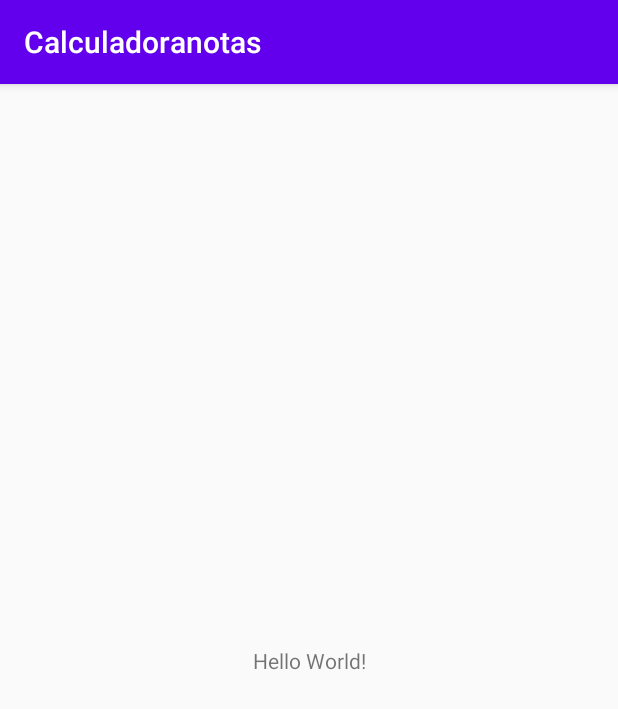
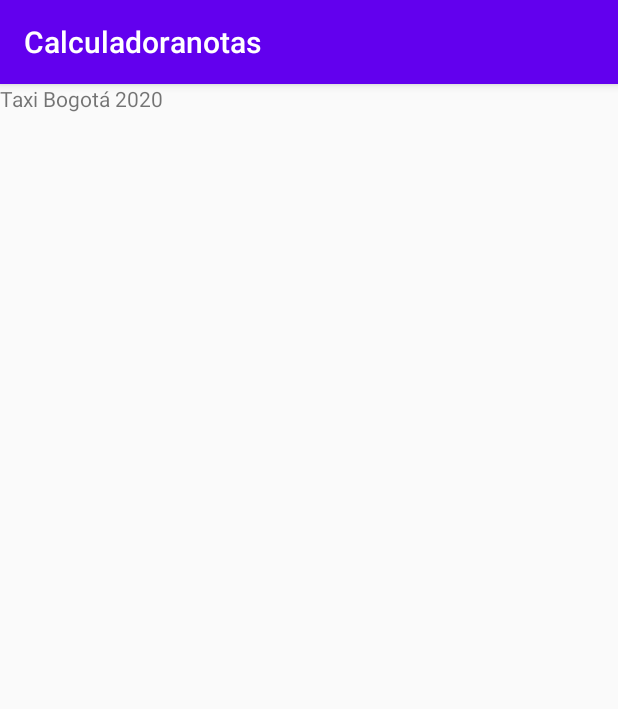
Before and after one commit to Lleoz/Calculadoranotas, an Android app: the screen it shows after launch (MainActivity), on a phone screen of 412 x 824 dp. Shown: the top 709 px of the screen. Run offline under Robolectric (Android 15) with nearby library versions, the phone set to English and light mode, and no system bars.

Commit message:
Cambio de nombre

```diff
--- a/app/src/main/res/layout/activity_main.xml
+++ b/app/src/main/res/layout/activity_main.xml
@@ -7,12 +7,10 @@
     tools:context=".MainActivity">
 
     <TextView
+        android:id="@+id/textView"
         android:layout_width="wrap_content"
         android:layout_height="wrap_content"
-        android:text="Hello World!"
-        app:layout_constraintBottom_toBottomOf="parent"
-        app:layout_constraintLeft_toLeftOf="parent"
-        app:layout_constraintRight_toRightOf="parent"
-        app:layout_constraintTop_toTopOf="parent" />
-
+        android:text="Taxi Bogotá 2020"
+        tools:layout_editor_absoluteX="29dp"
+        tools:layout_editor_absoluteY="33dp" />
 </androidx.constraintlayout.widget.ConstraintLayout>
```
